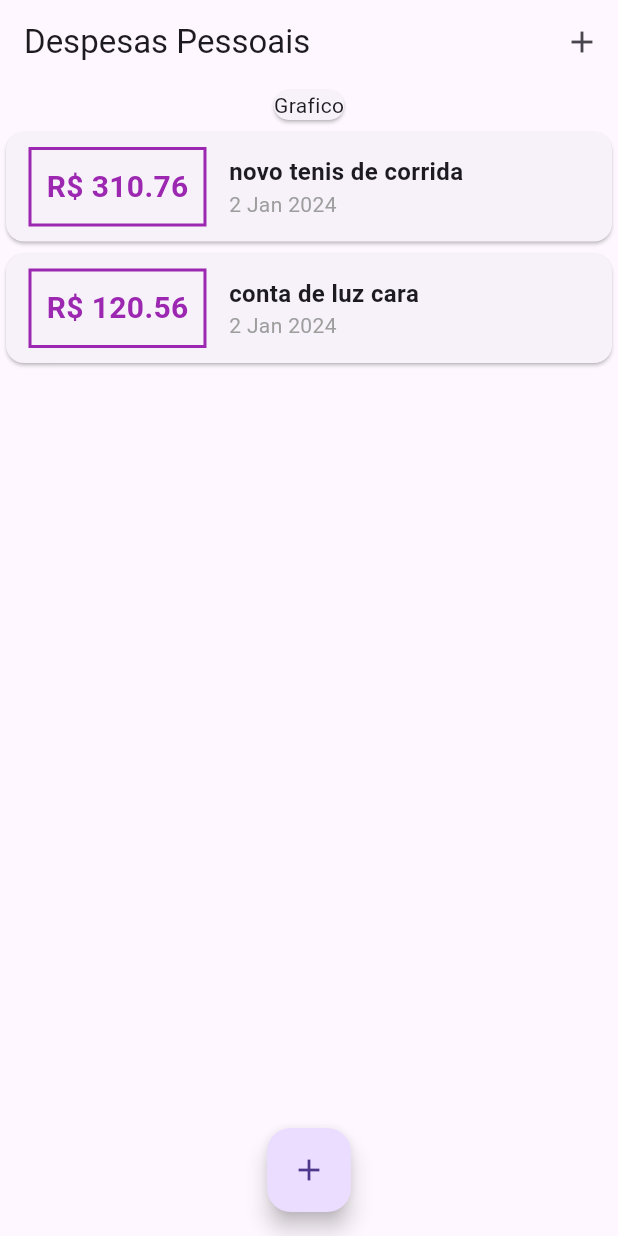
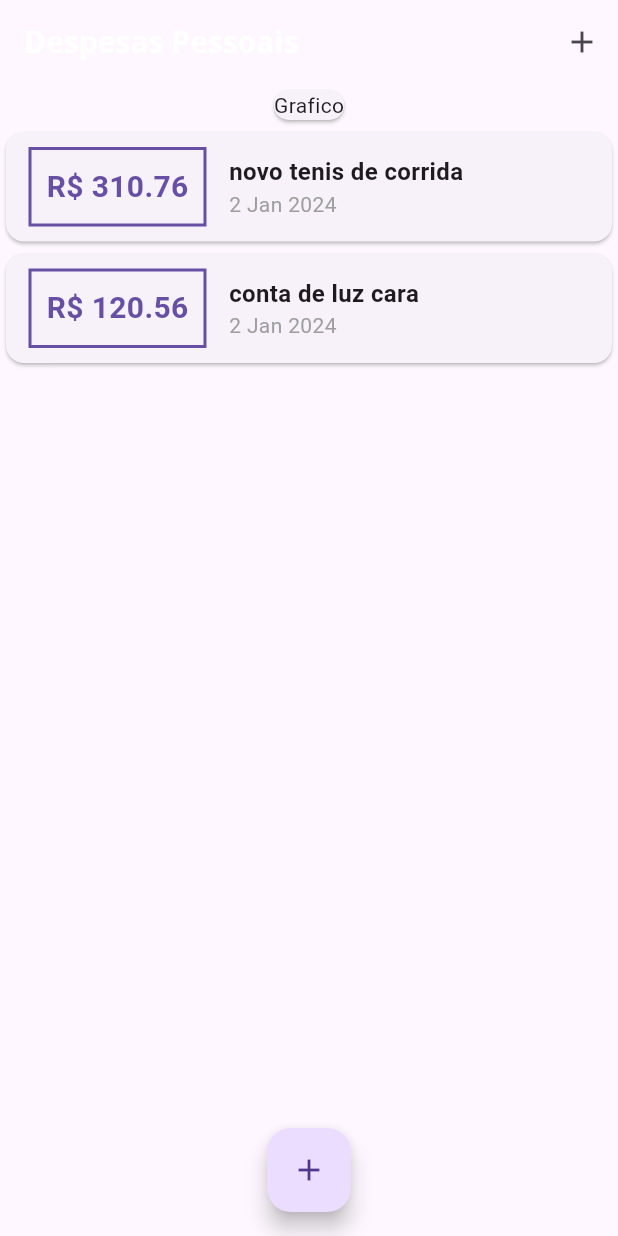
Before and after one commit to burghausen8/DespesasPessoais, a Flutter app: the screen it shows after launch, on a phone screen of 412 x 824 dp. Run offline on Flutter 3.47's test engine with Material 3 defaults, Android fonts, the phone set to English and light mode, and no system bars.

Commit message:
add fonts

```diff
--- a/lib/components/transaction_list.dart
+++ b/lib/components/transaction_list.dart
@@ -25,12 +25,12 @@ class TransactionList extends StatelessWidget {
                     style: TextStyle(
                       fontWeight: FontWeight.bold,
                       fontSize: 20,
-                      color: Colors.purple,
+                      color: Theme.of(context).primaryColor,
                     ),
                   ),
                   decoration: BoxDecoration(
                       border: Border.all(
-                    color: Colors.purple,
+                    color: Theme.of(context).primaryColor,
                     width: 2,
                   )),
                   padding: EdgeInsets.all(10),
--- a/lib/main.dart
+++ b/lib/main.dart
@@ -10,7 +10,32 @@ void main() => runApp(ExpensesApp());
 class ExpensesApp extends StatelessWidget {
   @override
   Widget build(BuildContext context) {
-    return MaterialApp(home: MyHomePage());
+    final ThemeData tema = ThemeData();
+
+    return MaterialApp(
+      home: MyHomePage(),
+      theme: tema.copyWith(
+        colorScheme: tema.colorScheme.copyWith(
+          primary: Colors.purple,
+          secondary: Colors.amber,
+        ),
+        textTheme: tema.textTheme.copyWith(
+          titleLarge: TextStyle(
+            fontFamily: 'OpenSans',
+            fontSize: 18,
+            fontWeight: FontWeight.bold,
+            color: Colors.black,
+          ),
+        ),
+        appBarTheme: AppBarTheme(
+          titleTextStyle: TextStyle(
+            fontFamily: 'OpenSans',
+            fontSize: 20,
+            fontWeight: FontWeight.bold,
+          ),
+        ),
+      ),
+    );
   }
 }
 
```
Also changed, not shown: pubspec.yaml (+13 -6 lines), assets/fonts/OpenSans-Bold.ttf (added), assets/fonts/OpenSans-Regular.ttf (added), assets/fonts/Quicksand-Bold.ttf (added), assets/fonts/Quicksand-Light.ttf (added), assets/fonts/Quicksand-Medium.ttf (added), assets/fonts/Quicksand-Regular.ttf (added).
